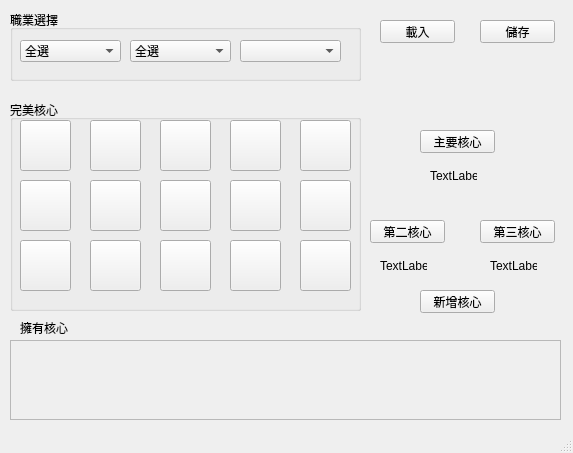
Above: MSFindPerfectCoresUI.ui from LaiYC0204/MSFindPerfectCores before the change. Below: the same form after it.
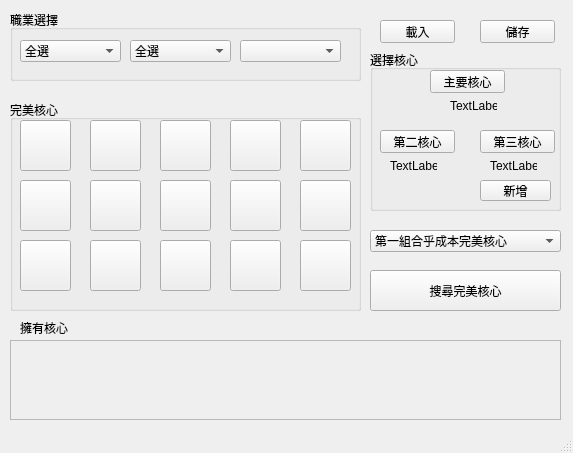
That is the form after the change.

Diff of the .ui file:
```diff
--- a/MSFindPerfectCoresUI.ui
+++ b/MSFindPerfectCoresUI.ui
@@ -562,97 +562,6 @@
      <string>儲存</string>
     </property>
    </widget>
-   <widget class="QPushButton" name="buttonMainCore">
-    <property name="geometry">
-     <rect>
-      <x>420</x>
-      <y>130</y>
-      <width>75</width>
-      <height>23</height>
-     </rect>
-    </property>
-    <property name="text">
-     <string>主要核心</string>
-    </property>
-   </widget>
-   <widget class="QPushButton" name="buttonSecondCore">
-    <property name="geometry">
-     <rect>
-      <x>370</x>
-      <y>220</y>
-      <width>75</width>
-      <height>23</height>
-     </rect>
-    </property>
-    <property name="text">
-     <string>第二核心</string>
-    </property>
-   </widget>
-   <widget class="QPushButton" name="buttonThirdCore">
-    <property name="geometry">
-     <rect>
-      <x>480</x>
-      <y>220</y>
-      <width>75</width>
-      <height>23</height>
-     </rect>
-    </property>
-    <property name="text">
-     <string>第三核心</string>
-    </property>
-   </widget>
-   <widget class="QLabel" name="labelMainCore">
-    <property name="geometry">
-     <rect>
-      <x>430</x>
-      <y>170</y>
-      <width>47</width>
-      <height>12</height>
-     </rect>
-    </property>
-    <property name="text">
-     <string>TextLabel</string>
-    </property>
-   </widget>
-   <widget class="QLabel" name="labelSecondCore">
-    <property name="geometry">
-     <rect>
-      <x>380</x>
-      <y>260</y>
-      <width>47</width>
-      <height>12</height>
-     </rect>
-    </property>
-    <property name="text">
-     <string>TextLabel</string>
-    </property>
-   </widget>
-   <widget class="QLabel" name="labelThirdCore">
-    <property name="geometry">
-     <rect>
-      <x>490</x>
-      <y>260</y>
-      <width>47</width>
-      <height>12</height>
-     </rect>
-    </property>
-    <property name="text">
-     <string>TextLabel</string>
-    </property>
-   </widget>
-   <widget class="QPushButton" name="buttonAddCore">
-    <property name="geometry">
-     <rect>
-      <x>420</x>
-      <y>290</y>
-      <width>75</width>
-      <height>23</height>
-     </rect>
-    </property>
-    <property name="text">
-     <string>新增核心</string>
-    </property>
-   </widget>
    <widget class="QLabel" name="label">
     <property name="geometry">
      <rect>
@@ -700,6 +609,156 @@
      </widget>
     </widget>
    </widget>
+   <widget class="QPushButton" name="buttonFindPerfectCore">
+    <property name="geometry">
+     <rect>
+      <x>370</x>
+      <y>270</y>
+      <width>191</width>
+      <height>41</height>
+     </rect>
+    </property>
+    <property name="text">
+     <string>搜尋完美核心</string>
+    </property>
+   </widget>
+   <widget class="QGroupBox" name="groupBox">
+    <property name="geometry">
+     <rect>
+      <x>370</x>
+      <y>50</y>
+      <width>191</width>
+      <height>161</height>
+     </rect>
+    </property>
+    <property name="title">
+     <string>選擇核心</string>
+    </property>
+    <widget class="QPushButton" name="buttonMainCore">
+     <property name="geometry">
+      <rect>
+       <x>60</x>
+       <y>20</y>
+       <width>75</width>
+       <height>23</height>
+      </rect>
+     </property>
+     <property name="text">
+      <string>主要核心</string>
+     </property>
+    </widget>
+    <widget class="QLabel" name="labelMainCore">
+     <property name="geometry">
+      <rect>
+       <x>80</x>
+       <y>50</y>
+       <width>47</width>
+       <height>12</height>
+      </rect>
+     </property>
+     <property name="text">
+      <string>TextLabel</string>
+     </property>
+    </widget>
+    <widget class="QPushButton" name="buttonThirdCore">
+     <property name="geometry">
+      <rect>
+       <x>110</x>
+       <y>80</y>
+       <width>75</width>
+       <height>23</height>
+      </rect>
+     </property>
+     <property name="text">
+      <string>第三核心</string>
+     </property>
+    </widget>
+    <widget class="QLabel" name="labelThirdCore">
+     <property name="geometry">
+      <rect>
+       <x>120</x>
+       <y>110</y>
+       <width>47</width>
+       <height>12</height>
+      </rect>
+     </property>
+     <property name="text">
+      <string>TextLabel</string>
+     </property>
+    </widget>
+    <widget class="QPushButton" name="buttonSecondCore">
+     <property name="geometry">
+      <rect>
+       <x>10</x>
+       <y>80</y>
+       <width>75</width>
+       <height>23</height>
+      </rect>
+     </property>
+     <property name="text">
+      <string>第二核心</string>
+     </property>
+    </widget>
+    <widget class="QLabel" name="labelSecondCore">
+     <property name="geometry">
+      <rect>
+       <x>20</x>
+       <y>110</y>
+       <width>47</width>
+       <height>12</height>
+      </rect>
+     </property>
+     <property name="text">
+      <string>TextLabel</string>
+     </property>
+    </widget>
+    <widget class="QPushButton" name="buttonAddCore">
+     <property name="geometry">
+      <rect>
+       <x>110</x>
+       <y>130</y>
+       <width>71</width>
+       <height>21</height>
+      </rect>
+     </property>
+     <property name="text">
+      <string>新增</string>
+     </property>
+    </widget>
+    <widget class="QLabel" name="labelSelectError">
+     <property name="geometry">
+      <rect>
+       <x>10</x>
+       <y>130</y>
+       <width>91</width>
+       <height>21</height>
+      </rect>
+     </property>
+     <property name="text">
+      <string/>
+     </property>
+    </widget>
+   </widget>
+   <widget class="QComboBox" name="comboBoxSelectMode">
+    <property name="geometry">
+     <rect>
+      <x>370</x>
+      <y>230</y>
+      <width>191</width>
+      <height>22</height>
+     </rect>
+    </property>
+    <item>
+     <property name="text">
+      <string>第一組合乎成本完美核心</string>
+     </property>
+    </item>
+    <item>
+     <property name="text">
+      <string>所有完美核心</string>
+     </property>
+    </item>
+   </widget>
   </widget>
   <widget class="QMenuBar" name="menubar">
    <property name="geometry">
```
